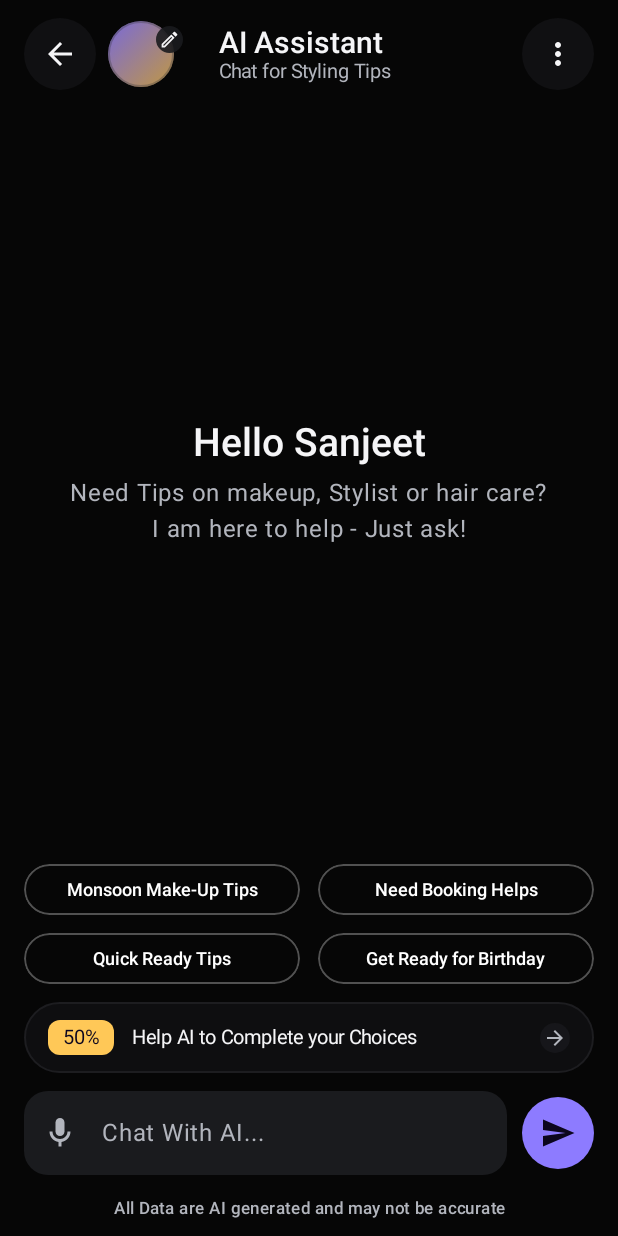
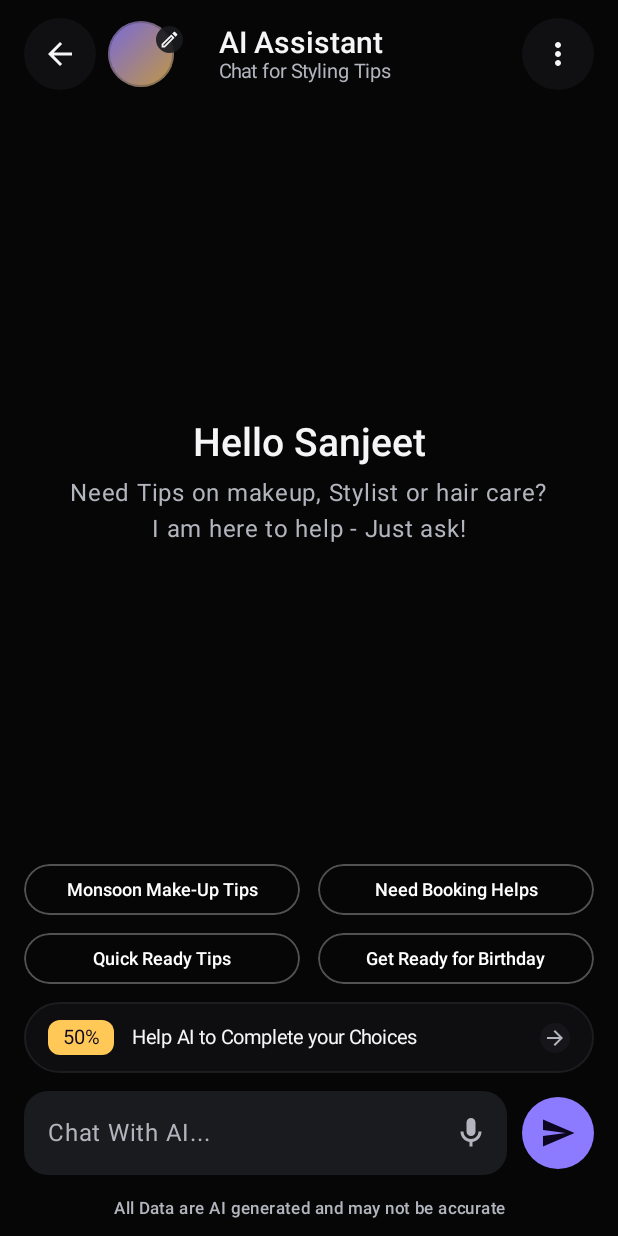
Before and after one commit to BabluandroidDev/AI_Styling_Assistant, an Android app built with Jetpack Compose: the screen it shows after launch (MainActivity), on a phone screen of 412 x 824 dp. Run offline under Robolectric (Android 15) with nearby library versions, the phone set to English and light mode, and no system bars.

Commit message:
final submission of the task

```diff
--- a/app/src/main/java/com/example/aistyling/ui/ChatScreen.kt
+++ b/app/src/main/java/com/example/aistyling/ui/ChatScreen.kt
@@ -1,62 +1,37 @@
 package com.example.aistyling.ui
 
-import androidx.compose.animation.AnimatedVisibility
-import androidx.compose.animation.fadeIn
+import androidx.compose.animation.*
 import androidx.compose.animation.core.animateFloat
 import androidx.compose.animation.core.infiniteRepeatable
 import androidx.compose.animation.core.keyframes
 import androidx.compose.animation.core.rememberInfiniteTransition
-import androidx.compose.foundation.BorderStroke
-import androidx.compose.foundation.background
-import androidx.compose.foundation.border
+import androidx.compose.foundation.*
+import androidx.compose.foundation.layout.*
 import androidx.compose.foundation.layout.Arrangement
-import androidx.compose.foundation.layout.Box
-import androidx.compose.foundation.layout.Column
-import androidx.compose.foundation.layout.Row
-import androidx.compose.foundation.layout.Spacer
-import androidx.compose.foundation.layout.fillMaxSize
-import androidx.compose.foundation.layout.fillMaxWidth
-import androidx.compose.foundation.layout.height
-import androidx.compose.foundation.layout.offset
-import androidx.compose.foundation.layout.padding
-import androidx.compose.foundation.layout.size
-import androidx.compose.foundation.layout.width
 import androidx.compose.foundation.lazy.LazyColumn
 import androidx.compose.foundation.lazy.itemsIndexed
-import androidx.compose.foundation.lazy.rememberLazyListState
 import androidx.compose.foundation.lazy.grid.GridCells
 import androidx.compose.foundation.lazy.grid.LazyVerticalGrid
 import androidx.compose.foundation.lazy.grid.items
+import androidx.compose.foundation.lazy.rememberLazyListState
 import androidx.compose.foundation.shape.CircleShape
 import androidx.compose.foundation.shape.RoundedCornerShape
 import androidx.compose.material.icons.Icons
 import androidx.compose.material.icons.automirrored.filled.ArrowBack
 import androidx.compose.material.icons.automirrored.filled.Send
 import androidx.compose.material.icons.filled.MoreVert
-import androidx.compose.material.icons.outlined.ArrowForward
-import androidx.compose.material.icons.outlined.Edit
-import androidx.compose.material.icons.outlined.Mic
-import androidx.compose.material3.Icon
-import androidx.compose.material3.MaterialTheme
-import androidx.compose.material3.Surface
-import androidx.compose.material3.Text
-import androidx.compose.material3.TextField
-import androidx.compose.material3.TextFieldDefaults
-import androidx.compose.runtime.Composable
-import androidx.compose.runtime.LaunchedEffect
-import androidx.compose.runtime.collectAsState
-import androidx.compose.runtime.getValue
-import androidx.compose.runtime.mutableStateOf
-import androidx.compose.runtime.remember
-import androidx.compose.runtime.rememberCoroutineScope
-import androidx.compose.runtime.setValue
-import androidx.compose.ui.Alignment
-import androidx.compose.ui.Modifier
+import androidx.compose.material.icons.outlined.*
+import androidx.compose.material3.*
+import androidx.compose.runtime.*
+import androidx.compose.ui.*
 import androidx.compose.ui.draw.clip
-import androidx.compose.ui.graphics.Brush
-import androidx.compose.ui.graphics.Color
+import androidx.compose.ui.graphics.*
+import androidx.compose.ui.layout.ContentScale
+import androidx.compose.ui.res.painterResource
 import androidx.compose.ui.text.style.TextAlign
 import androidx.compose.ui.unit.dp
+import androidx.compose.ui.unit.sp
+import com.example.aistyling.R
 import com.example.aistyling.data.models.ChatMessage
 import com.example.aistyling.ui.componets.SuggestionChip
 import com.example.aistyling.vm.ChatViewModel
@@ -64,18 +39,40 @@ import kotlinx.coroutines.launch
 
 @Composable
 fun ChatScreen(viewModel: ChatViewModel) {
+
+    var isVoiceMode by remember { mutableStateOf(false) }
+
+    AnimatedContent(
+        targetState = isVoiceMode,
+        transitionSpec = {
+            fadeIn() togetherWith fadeOut()
+        }
+    ) { showVoiceMode ->
+        if (showVoiceMode) {
+            VoiceModeScreen(onMinimize = { isVoiceMode = false })
+        } else {
+            ChatModeScreen(
+                viewModel = viewModel,
+                onMicClick = { isVoiceMode = true }
+            )
+        }
+    }
+}
+
+@Composable
+private fun ChatModeScreen(
+    viewModel: ChatViewModel,
+    onMicClick: () -> Unit
+) {
     val messages by viewModel.messages.collectAsState()
     val isTyping by viewModel.isBotTyping.collectAsState()
     val suggestions = viewModel.suggestions
-
     val listState = rememberLazyListState()
     val coroutine = rememberCoroutineScope()
     var input by remember { mutableStateOf("") }
 
     LaunchedEffect(messages.size) {
-        if (messages.isNotEmpty()) {
-            listState.animateScrollToItem(messages.size - 1)
-        }
+        if (messages.isNotEmpty()) listState.animateScrollToItem(messages.size - 1)
     }
 
     Box(
@@ -92,7 +89,6 @@ fun ChatScreen(viewModel: ChatViewModel) {
 
             val hasUserMessages = messages.any { it.isUser }
 
-            // Show intro banner centered when no user messages (chat hasn't started)
             if (!hasUserMessages) {
                 Box(
                     modifier = Modifier
@@ -104,14 +100,13 @@ fun ChatScreen(viewModel: ChatViewModel) {
                 }
             }
 
-            // Show messages list only when user has started chatting
             if (hasUserMessages) {
                 LazyColumn(
                     modifier = Modifier
                         .weight(1f)
                         .fillMaxWidth(),
                     state = listState,
-                    verticalArrangement = Arrangement.spacedBy(10.dp)
+                    verticalArrangement = Arrangement.Bottom
                 ) {
                     itemsIndexed(messages) { index, msg ->
                         AnimatedVisibility(visible = true, enter = fadeIn()) {
@@ -121,15 +116,10 @@ fun ChatScreen(viewModel: ChatViewModel) {
                             )
                         }
                     }
-                    item {
-                        if (isTyping) {
-                            TypingIndicator()
-                        }
-                    }
+                    item { if (isTyping) TypingIndicator() }
                 }
             }
 
-            // Show suggestion grid just above AssistProgressCard when no user messages
             if (!hasUserMessages) {
                 LazyVerticalGrid(
                     columns = GridCells.Fixed(2),
@@ -160,10 +150,148 @@ fun ChatScreen(viewModel: ChatViewModel) {
                             listState.animateScrollToItem(viewModel.messages.value.size)
                         }
                     }
-                }
+                },
+                onMicClick = onMicClick
             )
 
             DisclaimerText()
+        }
+    }
+}
+
+@Composable
+fun VoiceModeScreen(onMinimize: () -> Unit) {
+    Box(
+        modifier = Modifier
+            .fillMaxSize()
+            .background(Color.Black),
+        contentAlignment = Alignment.BottomCenter
+    ) {
+        Column(
+            modifier = Modifier
+                .fillMaxSize()
+                .padding(horizontal = 16.dp, vertical = 12.dp),
+            horizontalAlignment = Alignment.CenterHorizontally
+        ) {
+
+            Row(
+                modifier = Modifier.fillMaxWidth(),
+                verticalAlignment = Alignment.CenterVertically
+            ) {
+                IconButton(onClick = { /* optional back action */ }) {
+                    Icon(
+                        imageVector = Icons.AutoMirrored.Filled.ArrowBack,
+                        contentDescription = "Back",
+                        tint = Color.White
+                    )
+                }
+                Column(modifier = Modifier.weight(1f)) {
+                    Text("AI Assistant", color = Color.White)
+                    Text("Chat for Styling Tips", color = Color.LightGray)
+                }
+                IconButton(onClick = onMinimize) {
+                    Icon(
+                        imageVector = Icons.Outlined.ExpandMore,
+                        contentDescription = "Minimize",
+                        tint = Color.White
+                    )
+                }
+            }
+
+            Spacer(Modifier.weight(1f))
+
+
+            Image(
+                painter = painterResource(id = R.drawable.assistant_placeholder),
+                contentDescription = "Assistant",
+                modifier = Modifier
+                    .fillMaxWidth()
+                    .weight(4f),
+                contentScale = ContentScale.Fit
+            )
+
+
+            IconButton(
+                onClick = { /* Start listening */ },
+                modifier = Modifier
+                    .padding(bottom = 24.dp)
+                    .size(64.dp)
+                    .background(MaterialTheme.colorScheme.primary, CircleShape)
+            ) {
+                Icon(
+                    imageVector = Icons.Outlined.Mic,
+                    contentDescription = "Mic",
+                    tint = Color.White,
+                    modifier = Modifier.size(32.dp)
+                )
+            }
+
+            Text(
+                "All Data are AI generated and may not be accurate",
+                color = Color.Gray,
+                fontSize = 12.sp,
+                textAlign = TextAlign.Center,
+                modifier = Modifier.padding(bottom = 8.dp)
+            )
+        }
+    }
+}
+
+@Composable
+private fun InputBar(
+    value: String,
+    onValueChange: (String) -> Unit,
+    onSend: () -> Unit,
+    onMicClick: () -> Unit
+) {
+    Row(
+        modifier = Modifier
+            .fillMaxWidth()
+            .padding(bottom = 16.dp),
+        verticalAlignment = Alignment.CenterVertically
+    ) {
+        TextField(
+            value = value,
+            onValueChange = onValueChange,
+            modifier = Modifier.weight(1f),
+            placeholder = {
+                Text(
+                    "Chat With AI...",
+                    color = MaterialTheme.colorScheme.onSurfaceVariant
+                )
+            },
+            trailingIcon = {
+                IconButton(onClick = onMicClick) {
+                    Icon(
+                        imageVector = Icons.Outlined.Mic,
+                        contentDescription = "Mic",
+                        tint = MaterialTheme.colorScheme.onSurfaceVariant
+                    )
+                }
+            },
+            shape = RoundedCornerShape(16.dp),
+            colors = TextFieldDefaults.colors(
+                focusedContainerColor = MaterialTheme.colorScheme.surfaceVariant,
+                unfocusedContainerColor = MaterialTheme.colorScheme.surfaceVariant,
+                focusedIndicatorColor = Color.Transparent,
+                unfocusedIndicatorColor = Color.Transparent,
+                focusedTextColor = MaterialTheme.colorScheme.onSurface,
+                unfocusedTextColor = MaterialTheme.colorScheme.onSurface,
+                cursorColor = MaterialTheme.colorScheme.primary
+            )
+        )
+        Spacer(Modifier.width(10.dp))
+        Surface(
+            shape = CircleShape,
+            color = MaterialTheme.colorScheme.primary,
+            onClick = onSend
+        ) {
+            Icon(
+                imageVector = Icons.AutoMirrored.Filled.Send,
+                contentDescription = "Send",
+                tint = MaterialTheme.colorScheme.onPrimary,
+                modifier = Modifier.padding(12.dp)
+            )
         }
     }
 }
@@ -281,7 +409,7 @@ private fun MessageBubble(
 ) {
     val isUser = message.isUser
     Row(
-        modifier = Modifier.fillMaxWidth(),
+        modifier = Modifier.fillMaxWidth().padding(8.dp),
         horizontalArrangement = if (isUser) Arrangement.End else Arrangement.Start,
         verticalAlignment = Alignment.Bottom
     ) {
@@ -452,7 +580,7 @@ private fun InputBar(
                     color = MaterialTheme.colorScheme.onSurfaceVariant
                 )
             },
-            leadingIcon = {
+            trailingIcon = {
                 Icon(
                     imageVector = Icons.Outlined.Mic,
                     contentDescription = "Mic",
```
Also changed, not shown: app/src/main/res/drawable/assistant_placeholder.png (added).
